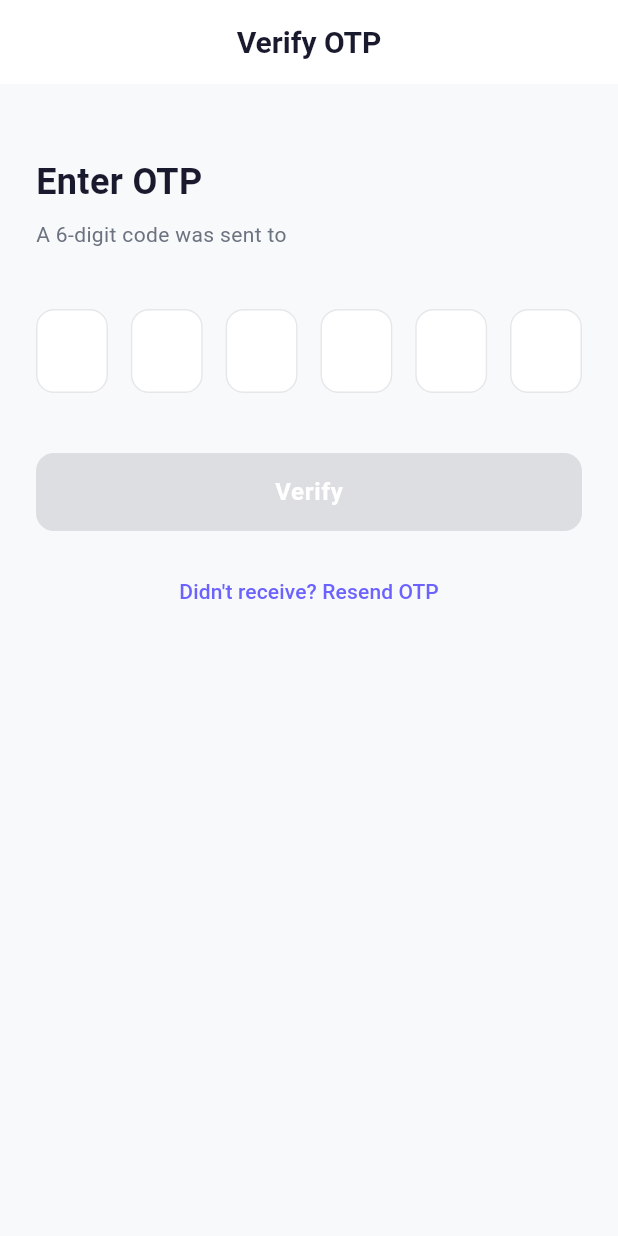
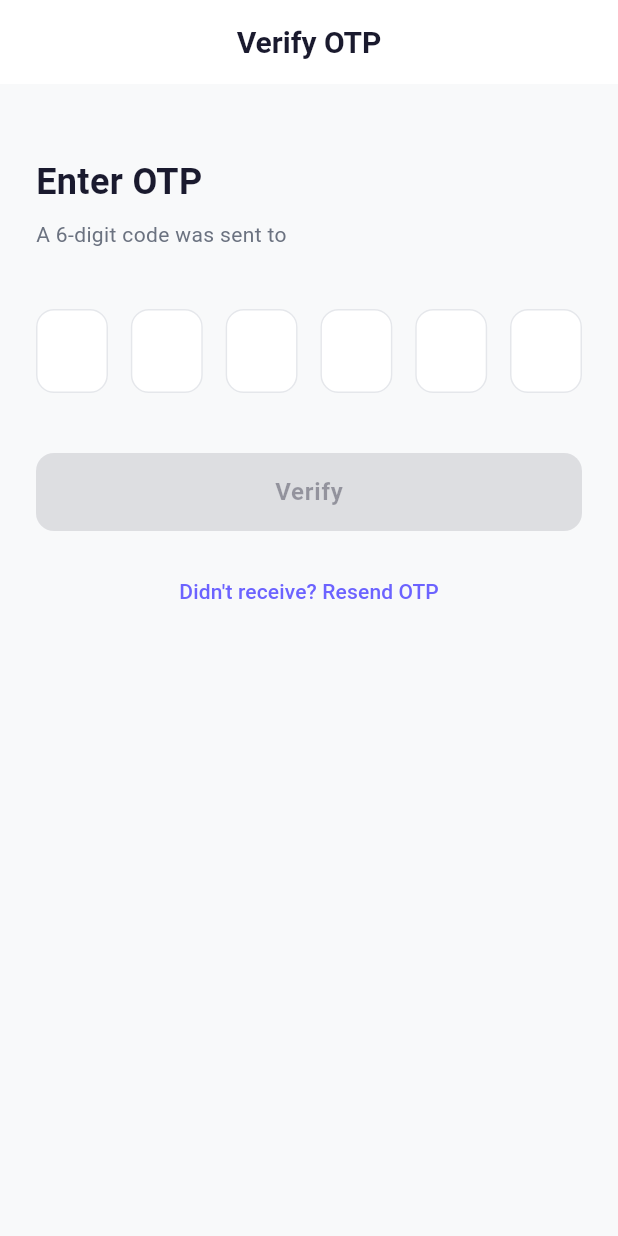
Before and after one commit to alakh8653/AlakhService, a Flutter app: the OtpVerificationPage screen opened directly with empty values, on a phone screen of 412 x 824 dp. Run offline on Flutter 3.47's test engine with Material 3 defaults, Android fonts, the phone set to English and light mode, and no system bars; our stand-ins replace connectivity_plus, dartz, dio, equatable, flutter_bloc, flutter_secure_storage and 5 more; missing offline and left inert: encrypt, razorpay_flutter; accounts and stored records are empty; network calls fail; Roboto replaces fonts that are missing (Poppins).

Commit message:
fix(mobile): readable outlined/secondary buttons; queue page shows details at once
Found by running the app (as a Flutter web build) against the live stack:

- CustomButton drew every label with AppTextStyles.button, whose colour
  is fixed white. That overrode the outlined and secondary variants, so
  "Join the walk-in queue" and "Leave Queue" were white on white. Labels
  now take the button's foreground colour; primary buttons stay white.
  A widget test checks each variant.
- The queue page waited 15 s for its first poll, so people-ahead and the
  expected call time were missing right after joining (the join response
  has neither). It now fetches once on open.
- "Almost your turn" said "Please head over now" even an hour early (it
  goes out by people ahead, and a service can take 30+ minutes). It now
  says how long is left and asks the customer to be back by then.

Co-Authored-By: Claude Opus 5.5 <noreply@anthropic.com>
Claude-Session: https://claude.ai/code/session_01GJFERNMU4BnRseq4wD3ZF9

```diff
--- a/apps/mobile_app/lib/features/queue/presentation/pages/queue_status_page.dart
+++ b/apps/mobile_app/lib/features/queue/presentation/pages/queue_status_page.dart
@@ -40,6 +40,8 @@ class _QueueStatusPageState extends State<QueueStatusPage> {
   @override
   void initState() {
     super.initState();
+    // The join response has no people-ahead or call time; fetch the full picture straight away.
+    _refresh();
     _timer = Timer.periodic(widget.pollInterval, (_) => _refresh());
   }
 
--- a/apps/mobile_app/lib/shared/widgets/custom_button.dart
+++ b/apps/mobile_app/lib/shared/widgets/custom_button.dart
@@ -51,10 +51,22 @@ class CustomButton extends StatelessWidget {
     );
   }
 
+  /// AppTextStyles.button without its fixed white, so each variant's foreground colour applies
+  /// (otherwise secondary and outlined buttons draw white text on a white background).
+  static final TextStyle _labelStyle = TextStyle(
+    fontSize: AppTextStyles.button.fontSize,
+    fontWeight: AppTextStyles.button.fontWeight,
+    fontFamily: AppTextStyles.button.fontFamily,
+    letterSpacing: AppTextStyles.button.letterSpacing,
+  );
+
   Widget get _child => isLoading
-      ? const SizedBox.square(
+      ? SizedBox.square(
           dimension: 24,
-          child: CircularProgressIndicator(strokeWidth: 2, color: Colors.white),
+          child: CircularProgressIndicator(
+            strokeWidth: 2,
+            color: variant == ButtonVariant.primary ? Colors.white : AppColors.primary,
+          ),
         )
       : Row(
           mainAxisAlignment: MainAxisAlignment.center,
@@ -64,7 +76,7 @@ class CustomButton extends StatelessWidget {
               Icon(leadingIcon, size: 20),
               const SizedBox(width: 8),
             ],
-            Text(label, style: AppTextStyles.button),
+            Text(label, style: _labelStyle),
           ],
         );
 }
```
Also changed, not shown: 3 other files.
